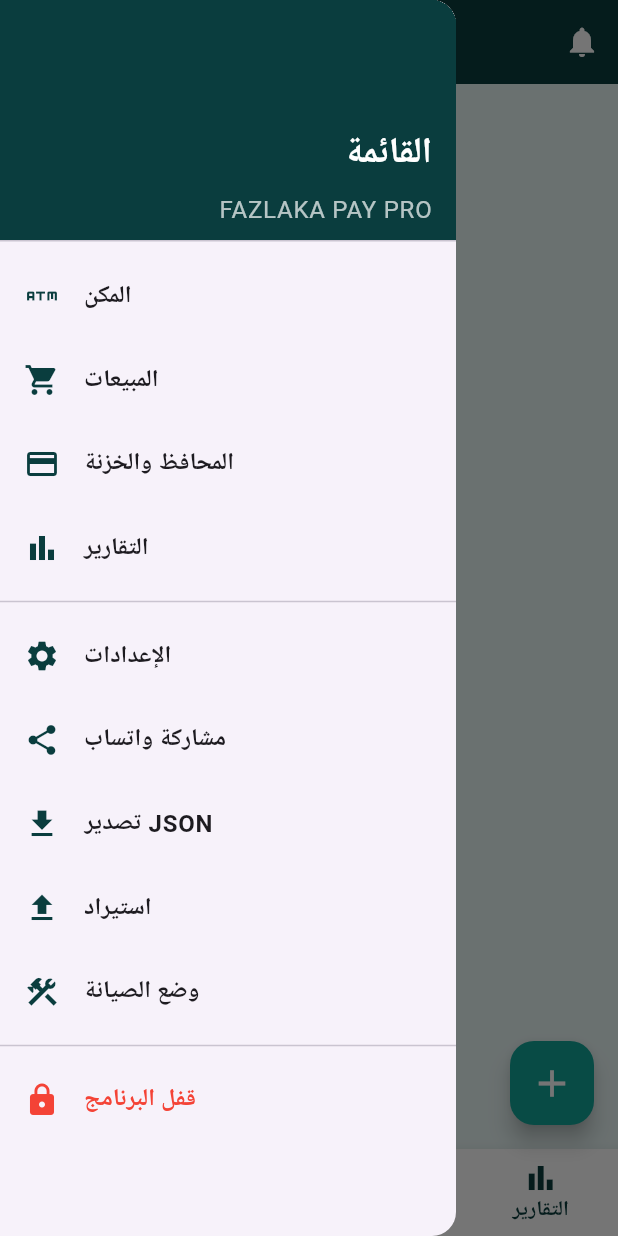
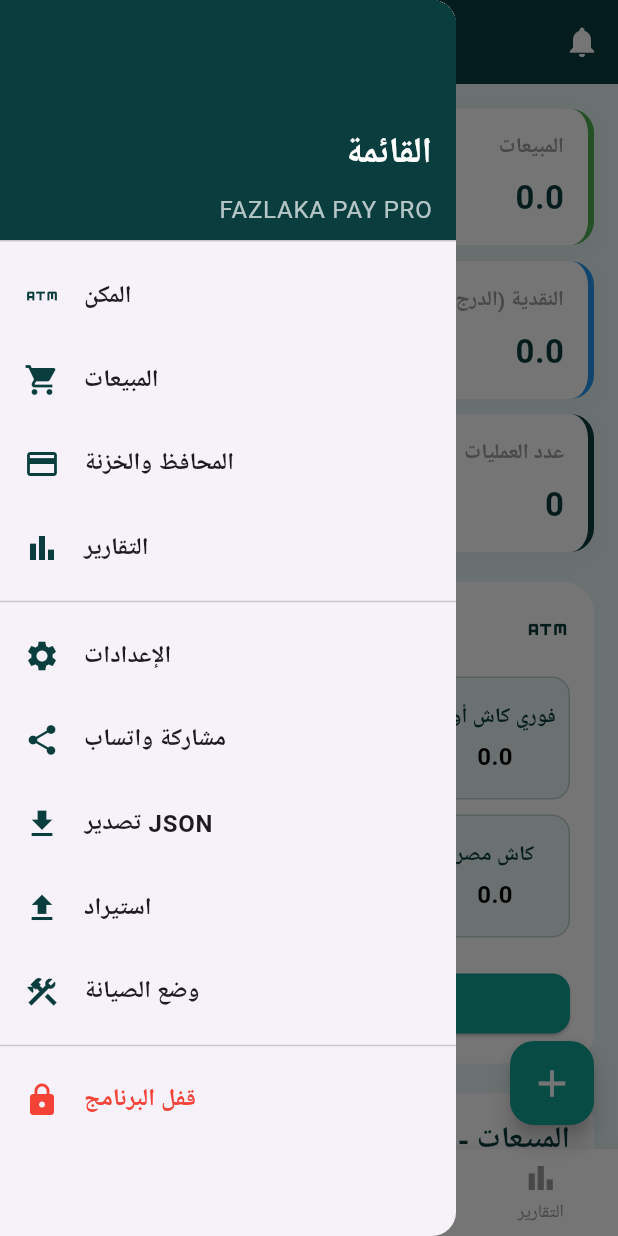
Before and after one commit to cinemainf-rgb/Fazlaka_pay, a Flutter app: the screen it shows after launch, with the side drawer open, on a phone screen of 412 x 824 dp. Run offline on Flutter 3.47's test engine with Material 3 defaults, Android fonts, the phone set to English and light mode, and no system bars; our stand-ins replace google_fonts, local_auth, shared_preferences; Roboto replaces fonts that are missing (Cairo).

Commit message:
Set initial tab index to 0 and update drawer actions

```diff
--- a/lib/screens/main_navigation.dart
+++ b/lib/screens/main_navigation.dart
@@ -1,7 +1,5 @@
 import 'package:flutter/material.dart';
 import '../core/colors.dart';
-
-// استيراد الشاشات (اللي هنعملها فاضية دلوقتي)
 import 'tab_machines.dart';
 import 'tab_wallets.dart';
 import 'tab_sales.dart';
@@ -15,27 +13,26 @@ class MainNavigation extends StatefulWidget {
 }
 
 class _MainNavigationState extends State<MainNavigation> {
-  int _currentIndex = 3; // نبدأ بتبويب المكن زي الصورة
+  // التغيير هنا: بنبدأ بتبويب المكن (رقم 0)
+  int _currentIndex = 0;
 
-  // قائمة الشاشات
   final List<Widget> _screens = [
-    const TabMachines(), // 0
-    const TabWallets(),  // 1
-    const TabSales(),    // 2
-    const TabReports(),  // 3
+    const TabMachines(), // 0 - المكن
+    const TabWallets(),  // 1 - المحافظ
+    const TabSales(),    // 2 - مبيعات
+    const TabReports(),  // 3 - التقارير
   ];
 
   @override
   Widget build(BuildContext context) {
     return Scaffold(
-      // 1. الشريط العلوي
       appBar: AppBar(
         backgroundColor: petrol,
         iconTheme: const IconThemeData(color: Colors.white),
         title: const Column(
           children: [
             Text('Fazlaka Pay', style: TextStyle(fontWeight: FontWeight.bold, fontSize: 20)),
-            Text('٢٠٢٦/١١/٢٠', style: TextStyle(fontSize: 12, color: Colors.white70)), // التاريخ (هيتحدث بعدين)
+            Text('٢٠٢٦/١١/٢٠', style: TextStyle(fontSize: 12, color: Colors.white70)),
           ],
         ),
         centerTitle: true,
@@ -43,8 +40,6 @@ class _MainNavigationState extends State<MainNavigation> {
           IconButton(icon: const Icon(Icons.notifications), onPressed: () {}),
         ],
       ),
-
-      // 2. القائمة الجانبية (Drawer)
       drawer: Drawer(
         child: ListView(
           padding: EdgeInsets.zero,
@@ -61,10 +56,10 @@ class _MainNavigationState extends State<MainNavigation> {
                 ],
               ),
             ),
-            _drawerItem(Icons.atm, 'المكن', () {}),
-            _drawerItem(Icons.shopping_cart, 'المبيعات', () {}),
-            _drawerItem(Icons.credit_card, 'المحافظ والخزنة', () {}),
-            _drawerItem(Icons.bar_chart, 'التقارير', () {}),
+            _drawerItem(Icons.atm, 'المكن', () { setState(() { _currentIndex = 0; }); Navigator.pop(context); }),
+            _drawerItem(Icons.shopping_cart, 'المبيعات', () { setState(() { _currentIndex = 2; }); Navigator.pop(context); }),
+            _drawerItem(Icons.credit_card, 'المحافظ والخزنة', () { setState(() { _currentIndex = 1; }); Navigator.pop(context); }),
+            _drawerItem(Icons.bar_chart, 'التقارير', () { setState(() { _currentIndex = 3; }); Navigator.pop(context); }),
             const Divider(),
             _drawerItem(Icons.settings, 'الإعدادات', () {}),
             _drawerItem(Icons.share, 'مشاركة واتساب', () {}),
@@ -80,11 +75,7 @@ class _MainNavigationState extends State<MainNavigation> {
           ],
         ),
       ),
-
-      // 3. محتوى الشاشة
       body: _screens[_currentIndex],
-
-      // 4. التبويبات السفلية
       bottomNavigationBar: BottomNavigationBar(
         currentIndex: _currentIndex,
         backgroundColor: Colors.white,
@@ -100,8 +91,6 @@ class _MainNavigationState extends State<MainNavigation> {
           BottomNavigationBarItem(icon: Icon(Icons.bar_chart), label: 'التقارير'),
         ],
       ),
-
-      // 5. الزر العائم
       floatingActionButton: FloatingActionButton(
         backgroundColor: accentColor,
         onPressed: () {},
```
